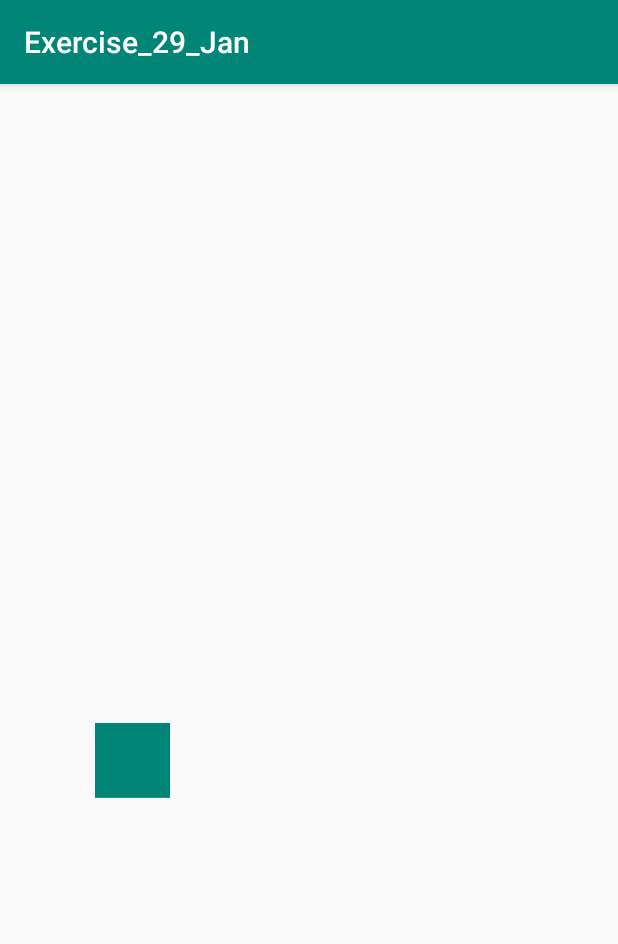
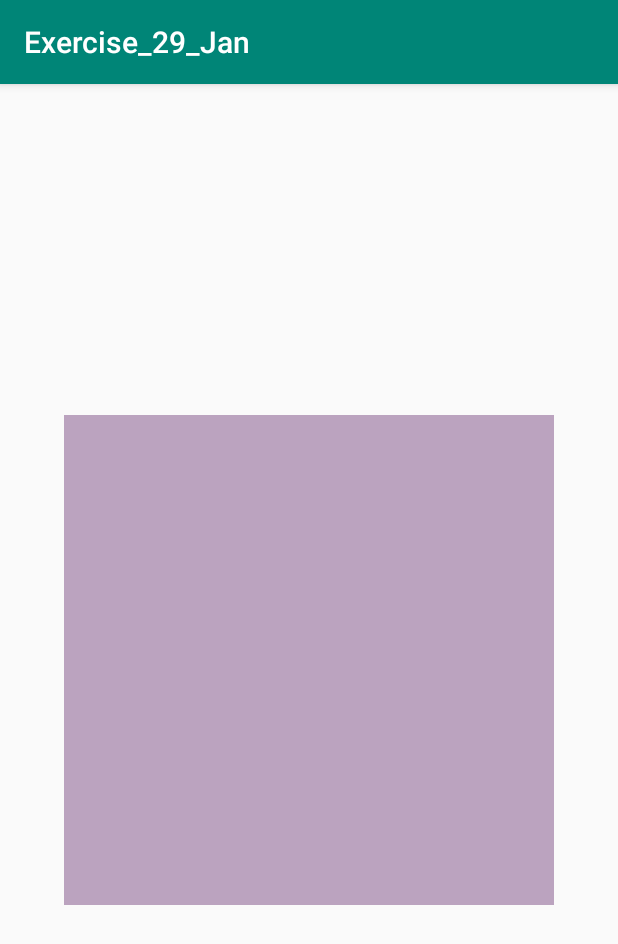
Before and after one commit to vibinjoby/Advanced-Android-Projects, an Android app: the screen it shows after launch (SecondActivity before the commit, ThirdActivity after it), on a phone screen of 412 x 824 dp. Shown: the top 944 px of the screen. Run offline under Robolectric (Android 15) with nearby library versions, the phone set to English and light mode, and no system bars.

Commit message:
adding the growing and shrinking changes

```diff
--- a/Square_Exercise/app/src/main/java/com/app/exercise_29_jan/ThirdActivity.java
+++ b/Square_Exercise/app/src/main/java/com/app/exercise_29_jan/ThirdActivity.java
@@ -1,50 +1,84 @@
 package com.app.exercise_29_jan;
 
 import android.content.res.Resources;
-import android.graphics.Point;
+import android.graphics.Color;
 import android.os.Bundle;
+import android.view.LayoutInflater;
 import android.view.View;
+import android.widget.RelativeLayout;
 
 import androidx.appcompat.app.AppCompatActivity;
-import androidx.constraintlayout.widget.ConstraintLayout;
 
+import java.util.ArrayList;
+import java.util.List;
+import java.util.Random;
 import java.util.Timer;
 import java.util.TimerTask;
 
 public class ThirdActivity  extends AppCompatActivity {
-    ConstraintLayout.LayoutParams params;
+    RelativeLayout.LayoutParams params;
     boolean isShrink = false;
+    List<View> sqrViewLst = new ArrayList<>();
+    int width;
+    int height;
+    int count = 0;
     @Override
     protected void onCreate(Bundle savedInstanceState) {
         super.onCreate(savedInstanceState);
         setContentView(R.layout.third_activity);
-        final View sqrView =  findViewById(R.id.growingSquareView);
+        final RelativeLayout layout = findViewById(R.id.growingBoxesLayout);
+         width = 50;
+         height = 50;
 
         new Timer().scheduleAtFixedRate(new TimerTask() {
             @Override
             public void run() {
-                if(!isShrink && sqrView.getWidth() < Resources.getSystem().getDisplayMetrics().widthPixels) {
-                    params = new ConstraintLayout.LayoutParams(sqrView.getWidth() + 20, sqrView.getHeight() + 20);
-                } else if (sqrView.getWidth() >= 70){
-                    isShrink = true;
-                    params = new ConstraintLayout.LayoutParams(sqrView.getWidth() - 20, sqrView.getHeight() - 20);
-                } else {
-                    isShrink = false;
-                }
+                // idea keep adding the views to the layout and change the height and width based on the last view's height and width
+                // make the color random for each view and start removing the views one by one on shrink
                     runOnUiThread(new Runnable() {
                         @Override
                         public void run() {
-                            Point point = new Point();
-                            getWindowManager().getDefaultDisplay().getSize(point);
+                            if(!isShrink && (sqrViewLst.size() == 0 || sqrViewLst.get(sqrViewLst.size() - 1).getWidth() < Resources.getSystem().getDisplayMetrics().widthPixels)) {
+                                width += 70;
+                                height += 70;
 
-                            int centerX = point.x / 2;
-                            int centerY = point.y / 2;
-                            sqrView.setLayoutParams(params);
-                            sqrView.setTranslationX(centerX - (sqrView.getWidth() / 2));
-                            sqrView.setTranslationY(centerY - (sqrView.getHeight() / 2));
+                                params = new RelativeLayout.LayoutParams(width , height );
+                                params.addRule(RelativeLayout.CENTER_IN_PARENT, RelativeLayout.TRUE);
+
+                                View view = LayoutInflater.from(getApplicationContext()).inflate(R.layout.square_view, null);
+                                view.setLayoutParams(params);
+                                Random rnd = new Random();
+
+                                int color = Color.argb(255, rnd.nextInt(256), rnd.nextInt(256), rnd.nextInt(256));
+                                view.setBackgroundColor(color);
+                                sqrViewLst.add(view);
+                                layout.addView(view, count, params);
+                                count++;
+
+                                if (!sqrViewLst.isEmpty()) {
+                                    sqrViewLst.get(count - 1).bringToFront();
+                                } else {
+                                    sqrViewLst.get(0).bringToFront();
+                                }
+                                if(count == 1) {
+                                    layout.removeView(sqrViewLst.get(0));
+                                    count -= 1;
+                                }
+                            } else if (!sqrViewLst.isEmpty() && sqrViewLst.get(sqrViewLst.size() - 1).getWidth() >= 70){
+                                isShrink = true;
+                                layout.removeView(sqrViewLst.get(sqrViewLst.size() - 1));
+                                sqrViewLst.remove(sqrViewLst.size() - 1);
+                                count -=1;
+                            } else {
+                                count = 0;
+                                sqrViewLst.clear();
+                                isShrink = false;
+                                width = 70;
+                                height = 70;
+                            }
                         }
                     });
                 }
-        }, 10, 10);
+        }, 10, 100);
     }
 }
--- /dev/null
+++ b/Square_Exercise/app/src/main/res/layout/square_view.xml
@@ -0,0 +1,6 @@
+<?xml version="1.0" encoding="utf-8"?>
+<View android:id="@+id/growingSquareView"
+    android:layout_width="50dp"
+    android:layout_height="50dp"
+    android:background="@color/colorPrimary"
+    xmlns:android="http://schemas.android.com/apk/res/android" />
```
Also changed, not shown: Square_Exercise/app/src/main/AndroidManifest.xml (+4 -3 lines), Square_Exercise/app/src/main/java/com/app/exercise_29_jan/MainActivity.java (+25 -20 lines), Square_Exercise/app/src/main/res/layout/third_activity.xml (+3 -14 lines), 1 other file.
